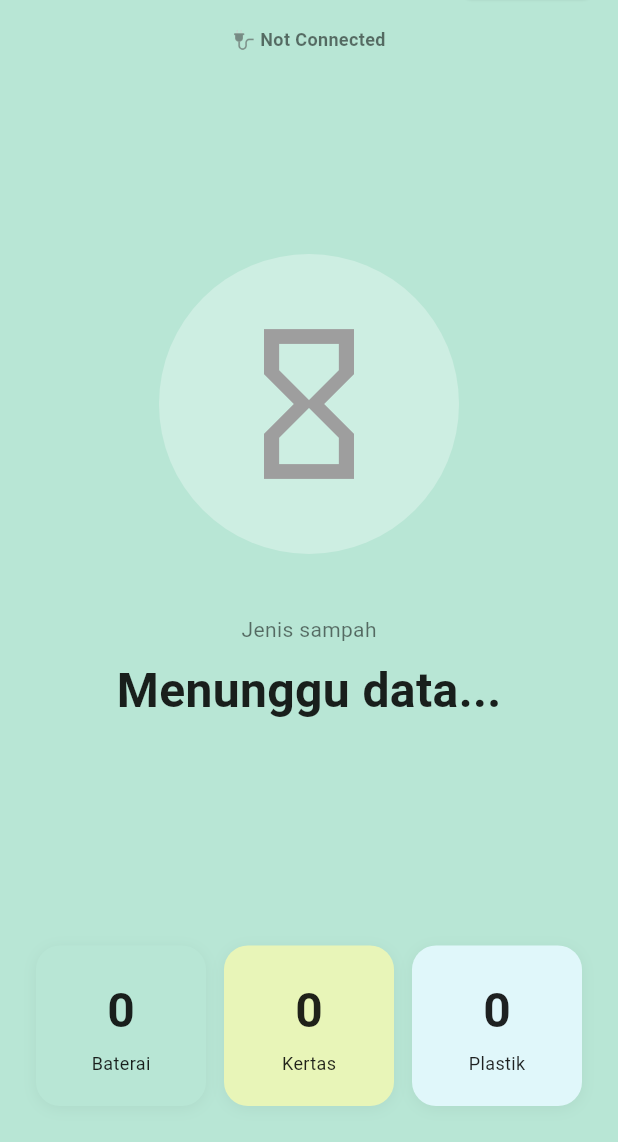
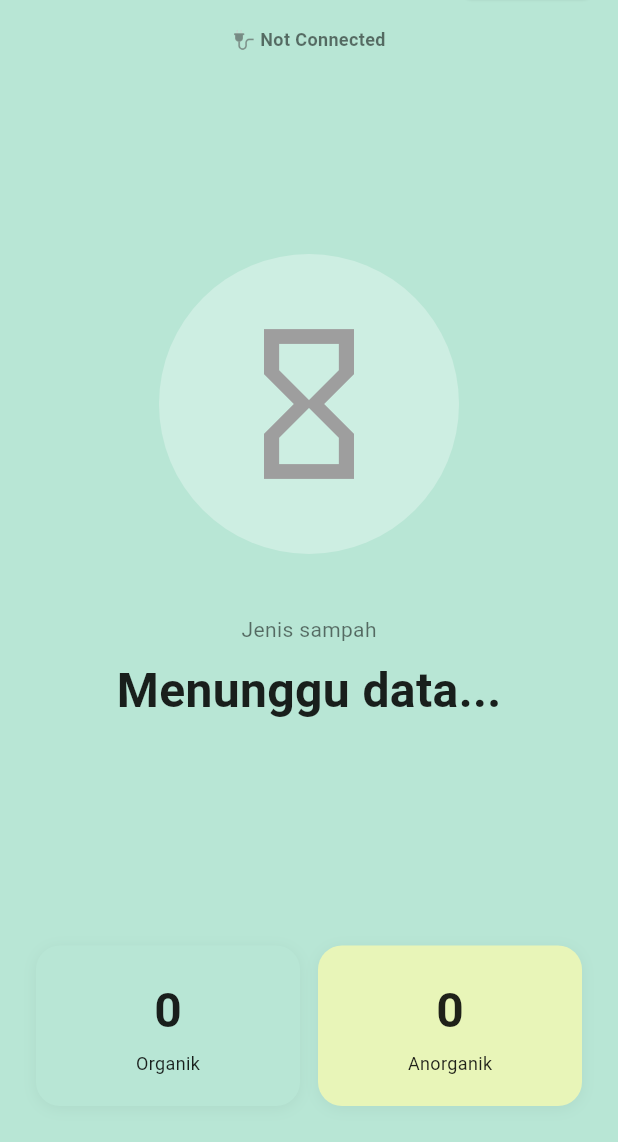
Before and after one commit to Farhanselifan/FlutterApp, a Flutter app: the screen it shows after launch, on a phone screen of 412 x 824 dp, the part 94-1236 px from its top. Run offline on Flutter 3.47's test engine with Material 3 defaults, Android fonts, the phone set to English and light mode, and no system bars; missing offline and left inert: mqtt_client.

Commit message:
changing variable name

```diff
--- a/lib/main.dart
+++ b/lib/main.dart
@@ -37,9 +37,9 @@ class _TrashClassificationScreenState extends State<TrashClassificationScreen> {
   bool isConnecting = false;
   String detectedType = 'Menunggu data...';
 
-  int bateraiCount = 0;
-  int kertasCount = 0;
-  int plastikCount = 0;
+  int OrganikCount = 0;
+  int AnorganikCount = 0;
+
 
   String currentTrashType = 'Menunggu data...';
   IconData currentIcon = Icons.hourglass_empty;
@@ -47,17 +47,12 @@ class _TrashClassificationScreenState extends State<TrashClassificationScreen> {
 
   final List<Map<String, dynamic>> trashTypes = [
     {
-      'name': 'Plastik',
-      'icon': Icons.eco,
-      'color': Colors.teal,
-    },
-    {
-      'name': 'Baterai',
+      'name': 'Organik',
       'icon': Icons.battery_charging_full,
       'color': Colors.orange,
     },
     {
-      'name': 'Kertas',
+      'name': 'Anorganik',
       'icon': Icons.article,
       'color': Colors.brown,
     },
@@ -183,12 +178,10 @@ class _TrashClassificationScreenState extends State<TrashClassificationScreen> {
 
       String normalizedMessage = message.trim().toLowerCase();
 
-      if (normalizedMessage == 'baterai') {
-        bateraiCount++;
-      } else if (normalizedMessage == 'kertas') {
-        kertasCount++;
-      } else if (normalizedMessage == 'plastik') {
-        plastikCount++;
+      if (normalizedMessage == 'Organik') {
+        OrganikCount++;
+      } else if (normalizedMessage == 'Anorganik') {
+        AnorganikCount++;
       }
     });
 
@@ -326,25 +319,17 @@ class _TrashClassificationScreenState extends State<TrashClassificationScreen> {
                 children: [
                   Expanded(
                     child: _buildStatCard(
-                      bateraiCount.toString(),
-                      'Baterai',
+                      OrganikCount.toString(),
+                      'Organik',
                       const Color(0xFFB8E6D5),
                     ),
                   ),
                   const SizedBox(width: 12),
                   Expanded(
                     child: _buildStatCard(
-                      kertasCount.toString(),
-                      'Kertas',
+                      AnorganikCount.toString(),
+                      'Anorganik',
                       const Color(0xFFE8F5B8),
-                    ),
-                  ),
-                  const SizedBox(width: 12),
-                  Expanded(
-                    child: _buildStatCard(
-                      plastikCount.toString(),
-                      'Plastik',
-                      const Color(0xFFE0F7FA),
                     ),
                   ),
                 ],
```
